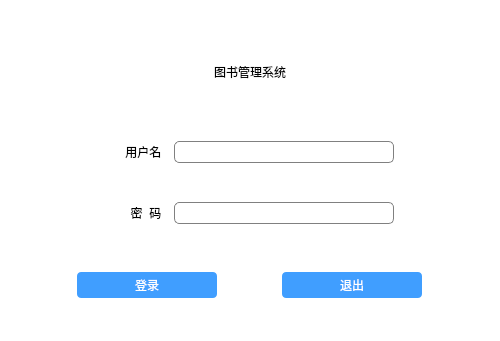
jijijitian/QTBookManagerSystem, file cell/dlg_login.ui: the form before one commit.
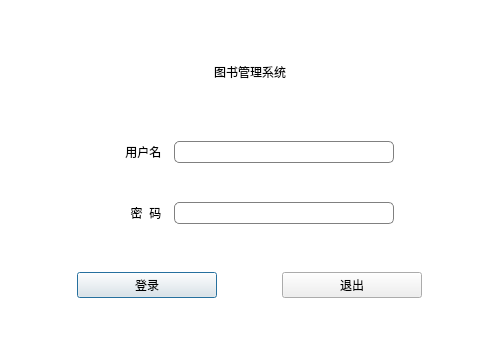
The form after the commit.

```diff
--- a/cell/dlg_login.ui
+++ b/cell/dlg_login.ui
@@ -25,7 +25,7 @@
 min-height: 20px;
 border:1px solid gray;
 }
-QPushButton{
+QPushButton[name=btn]{
 border-radius:4px;
 background:#409eff;
 color:white;
@@ -53,6 +53,12 @@
    </property>
    <item row="0" column="0">
     <widget class="QWidget" name="bg" native="true">
+     <property name="minimumSize">
+      <size>
+       <width>0</width>
+       <height>26</height>
+      </size>
+     </property>
      <layout class="QGridLayout" name="gridLayout_2">
       <item row="2" column="1" colspan="2">
        <widget class="QLineEdit" name="le_password">
@@ -151,7 +157,7 @@
            <property name="maximumSize">
             <size>
              <width>140</width>
-             <height>16777215</height>
+             <height>26</height>
             </size>
            </property>
            <property name="text">
@@ -170,7 +176,7 @@
            <property name="maximumSize">
             <size>
              <width>140</width>
-             <height>16777215</height>
+             <height>26</height>
             </size>
            </property>
            <property name="text">
```
Left out of the diff: 78 changed lines with no effect on the pictures.
